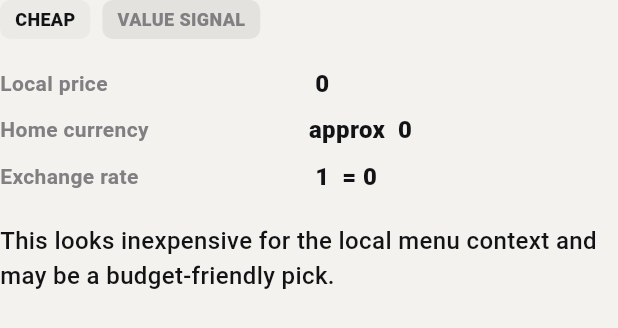
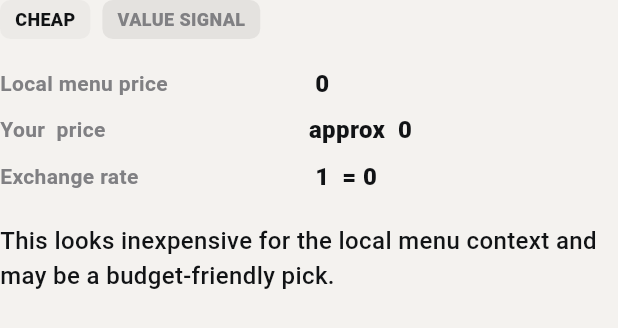
Before and after one commit to AllengWong-droid/ai-food-passport, a Flutter app: the _PriceIntelligenceDetail widget shown alone on an empty page, opened directly with empty values, on a phone screen of 412 x 824 dp. Shown: the top 328 px of the screen. Run offline on Flutter 3.47's test engine with Material 3 defaults, Android fonts, the phone set to English and light mode, and no system bars; our stand-ins replace flutter_riverpod, go_router, image_picker, shared_preferences; accounts and stored records are empty; Roboto replaces fonts that are missing (Arial).

Commit message:
Polish results traveler currency context

```diff
--- a/lib/features/results/presentation/screens/dish_detail_screen.dart
+++ b/lib/features/results/presentation/screens/dish_detail_screen.dart
@@ -96,9 +96,12 @@ class _PriceIntelligenceDetail extends StatelessWidget {
           ],
         ),
         const SizedBox(height: 18),
-        _PriceLine(label: 'Local price', value: _formatMoney(price.localPrice, price.localCurrency)),
         _PriceLine(
-          label: 'Home currency',
+          label: 'Local menu price',
+          value: _formatMoney(price.localPrice, price.localCurrency),
+        ),
+        _PriceLine(
+          label: 'Your ${price.homeCurrency} price',
           value: 'approx ${_formatMoney(price.homePrice, price.homeCurrency)}',
         ),
         _PriceLine(
@@ -116,7 +119,7 @@ class _PriceIntelligenceDetail extends StatelessWidget {
       PriceAssessment.cheap =>
         'This looks inexpensive for the local menu context and may be a budget-friendly pick.',
       PriceAssessment.fair =>
-        'This price looks reasonable after converting it into your home currency.',
+        'This price looks reasonable after converting it into your selected home currency.',
       PriceAssessment.expensive =>
         'This is relatively expensive, so order it for experience rather than pure value.',
       PriceAssessment.goodValue =>
```
Also changed, not shown: lib/features/results/presentation/screens/results_screen.dart (+73 -0 lines).
